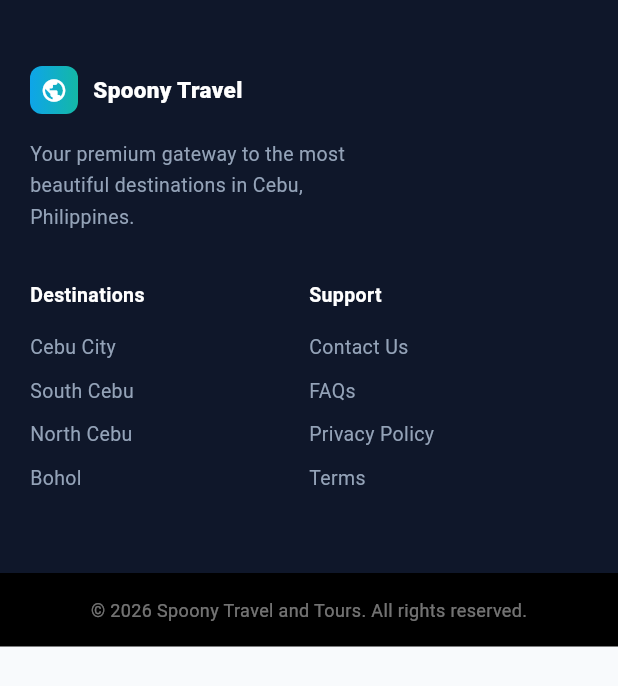
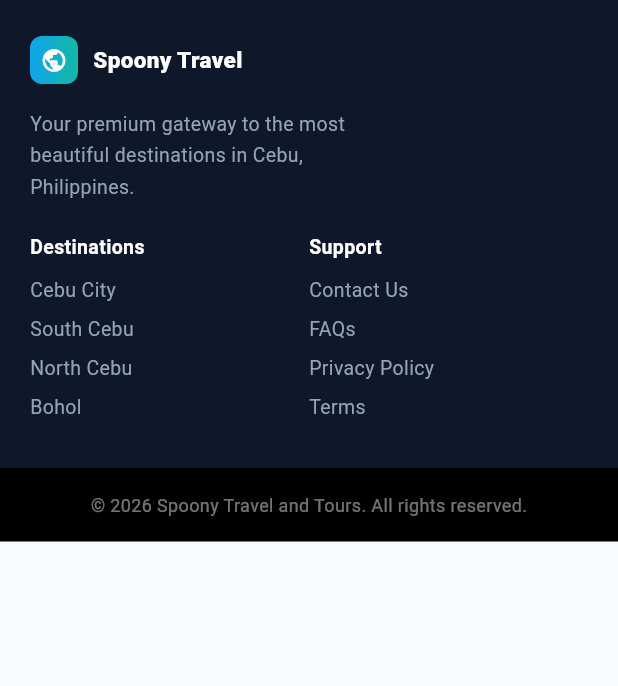
Before and after one commit to adriancabil19-create/Spoony, a Flutter app: the SpoonyFooter widget shown alone on an empty page, opened directly, on a phone screen of 412 x 824 dp. Shown: the top 686 px of the screen. Run offline on Flutter 3.47's test engine with Material 3 defaults, Android fonts, the phone set to English and light mode, and no system bars; our stand-ins replace flutter_riverpod, supabase_flutter; accounts and stored records are empty; network calls fail.

Commit message:
Reduce footer padding and spacing on mobile
Co-Authored-By: Claude Sonnet 4.6 <noreply@anthropic.com>

```diff
--- a/lib/src/screens/home_screen.dart
+++ b/lib/src/screens/home_screen.dart
@@ -1221,11 +1221,11 @@ class SpoonyFooter extends StatelessWidget {
       children: [
         Container(
           color: _kDark,
-          padding: EdgeInsets.symmetric(horizontal: hPad, vertical: 44),
+          padding: EdgeInsets.symmetric(horizontal: hPad, vertical: mobile ? 24 : 44),
           child: mobile
               ? Column(crossAxisAlignment: CrossAxisAlignment.start, children: [
                   const _FooterBrand(),
-                  const SizedBox(height: 32),
+                  const SizedBox(height: 20),
                   Row(crossAxisAlignment: CrossAxisAlignment.start, children: [
                     Expanded(child: _FooterLinks(title: 'Destinations', links: const ['Cebu City', 'South Cebu', 'North Cebu', 'Bohol'])),
                     Expanded(child: _FooterLinks(title: 'Support', links: const ['Contact Us', 'FAQs', 'Privacy Policy', 'Terms'])),
@@ -1288,12 +1288,13 @@ class _FooterLinks extends StatelessWidget {
 
   @override
   Widget build(BuildContext context) {
+    final mobile = _isMobile(context);
     return Column(crossAxisAlignment: CrossAxisAlignment.start, children: [
       Text(title, style: const TextStyle(fontSize: 13, fontWeight: FontWeight.w700, color: Colors.white)),
-      const SizedBox(height: 16),
+      SizedBox(height: mobile ? 10 : 16),
       for (final l in links)
         Padding(
-          padding: const EdgeInsets.only(bottom: 10),
+          padding: EdgeInsets.only(bottom: mobile ? 7 : 10),
           child: Text(l, style: const TextStyle(color: Color(0xFF94A3B8), fontSize: 13)),
         ),
     ]);
```
Also changed, not shown: 2 other files.
